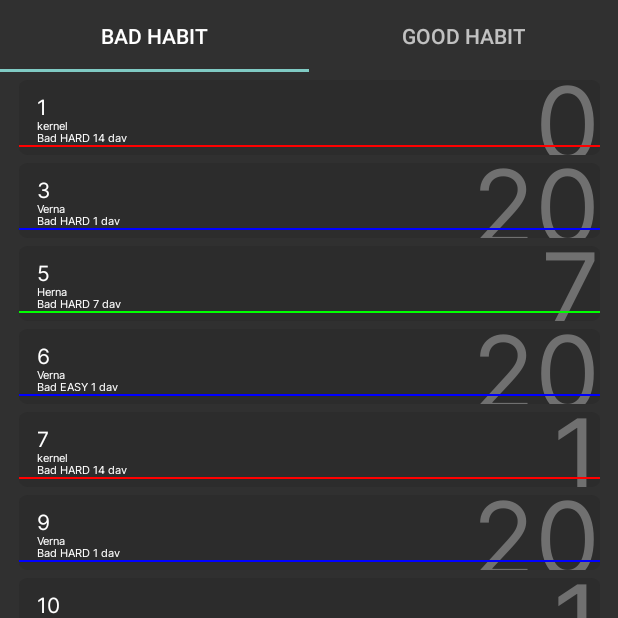
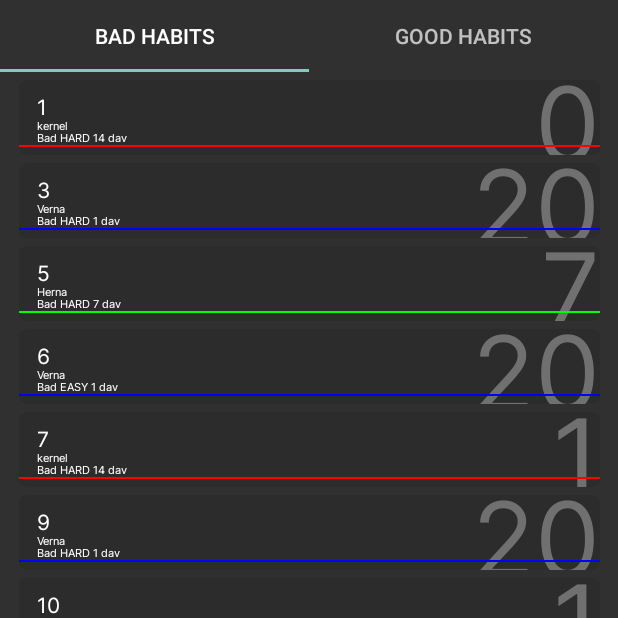
Before and after one commit to DoktorTa/MatMexHomeWork, an Android app: the screen it shows after launch (HabitsListActivity), on a phone screen of 412 x 824 dp, the top half of it. Run offline under Robolectric (Android 15) with nearby library versions, the phone set to English and light mode, and no system bars.

```diff
--- a/002/app/src/main/java/com/example/a002/CreateNewHabitActivity.kt
+++ b/002/app/src/main/java/com/example/a002/CreateNewHabitActivity.kt
@@ -1,16 +1,10 @@
 package com.example.a002
 
-import android.content.Intent
 import android.os.Bundle
-import android.util.Log
-import android.view.View
-import android.widget.*
 import androidx.appcompat.app.AppCompatActivity
 import com.example.a002.databinding.ActivityCreateNewHabitBinding
-import androidx.core.view.get
 
 class CreateNewHabitActivity : AppCompatActivity() {
-    private lateinit var binding: ActivityCreateNewHabitBinding
 
     override fun onCreate(savedInstanceState: Bundle?) {
         super.onCreate(savedInstanceState)
--- a/002/app/src/main/java/com/example/a002/CreateNewHabitFragment.kt
+++ b/002/app/src/main/java/com/example/a002/CreateNewHabitFragment.kt
@@ -9,7 +9,6 @@ import android.view.View
 import android.view.ViewGroup
 import android.widget.*
 import androidx.fragment.app.Fragment
-import androidx.recyclerview.widget.LinearLayoutManager
 import com.example.a002.databinding.FragmentCreateNewHabitBinding
 
 class CreateNewHabitFragment(val intentBundle: Bundle? ): Fragment() {
@@ -49,8 +48,6 @@ class CreateNewHabitFragment(val intentBundle: Bundle? ): Fragment() {
         val buttonCansel: Button = binding.canselHabit
         buttonCansel.setOnClickListener {view -> translationToHabitList(view)}
 
-//        val buttonColorPicker: Button = binding.colorPiker
-//        buttonColorPicker.setOnClickListener {view -> createColorPickerDialog(view)}
     }
 
     private fun getDataHabitEdit(bundle: Bundle){
--- a/002/app/src/main/java/com/example/a002/Habit.kt
+++ b/002/app/src/main/java/com/example/a002/Habit.kt
@@ -1,7 +1,6 @@
 package com.example.a002
 
 import android.os.Parcelable
-import  kotlinx.serialization.Serializable
 import kotlinx.parcelize.Parcelize
 
 
--- a/002/app/src/main/java/com/example/a002/HabitAdapter.kt
+++ b/002/app/src/main/java/com/example/a002/HabitAdapter.kt
@@ -7,7 +7,6 @@ import android.view.View
 import android.view.ViewGroup
 import android.widget.PopupMenu
 import androidx.recyclerview.widget.RecyclerView
-import com.example.a002.databinding.ItemHabitBinding
 import com.example.a002.databinding.NewItemHabitBinding
 
 
@@ -42,9 +41,9 @@ class HabitAdapter(
             this.descriptionHabit.text = habit.description
             this.countRepeat.text = habit.countRepeat.toString()
             this.paramsHabit.text = String.format("" +
-                    "${habit.group.toString()} " +
-                    "${habit.priority.toString()} " +
-                    "${habit.periodRepeat.toString()} day")
+                    "${habit.group} " +
+                    "${habit.priority} " +
+                    "${habit.periodRepeat} day")
 
         }
     }
--- a/002/app/src/main/java/com/example/a002/HabitPagerAdapter.kt
+++ b/002/app/src/main/java/com/example/a002/HabitPagerAdapter.kt
@@ -2,7 +2,6 @@ package com.example.a002
 
 import androidx.fragment.app.Fragment
 import androidx.fragment.app.FragmentActivity
-import androidx.fragment.app.FragmentManager
 import androidx.viewpager2.adapter.FragmentStateAdapter
 
 class HabitPagerAdapter(fragmentActivity: FragmentActivity): FragmentStateAdapter(fragmentActivity) {
--- a/002/app/src/main/java/com/example/a002/HabitService.kt
+++ b/002/app/src/main/java/com/example/a002/HabitService.kt
@@ -1,11 +1,7 @@
 package com.example.a002
-
-import android.util.Log
 
 
 object HabitService {
-    private val habits: MutableList<Habit> = mutableListOf()
-
 
     private val habitsGood: MutableList<Habit> = mutableListOf()
     private val habitsBad: MutableList<Habit> = mutableListOf()
@@ -60,13 +56,6 @@ object HabitService {
             habitsBad.add(Habit(name, description, color, priority, group, periodRepeat, countRepeat))
         }
 
-//        sortHabitsByPriority()
-    }
-
-    private fun sortHabitsByPriority(){
-        habits.sortWith(
-            compareBy{it.group}
-        )
     }
 
     fun getHabit(position: Int, filterByGroup: String): Habit{
--- a/002/app/src/main/java/com/example/a002/HabitsListActivity.kt
+++ b/002/app/src/main/java/com/example/a002/HabitsListActivity.kt
@@ -1,21 +1,16 @@
 package com.example.a002
 
 import android.os.Bundle
-import android.view.View
 import androidx.appcompat.app.AppCompatActivity
-import androidx.navigation.NavHostController
-import androidx.navigation.fragment.NavHostFragment
-import androidx.navigation.ui.setupWithNavController
 import androidx.viewpager2.adapter.FragmentStateAdapter
 import androidx.viewpager2.widget.ViewPager2
-import com.google.android.material.navigation.NavigationView
 import com.google.android.material.tabs.TabLayout
 import com.google.android.material.tabs.TabLayoutMediator
 
 
 class HabitsListActivity : AppCompatActivity() {
 
-    private val namesPage: List<String> = listOf("Bad habit", "Good habit")
+    private val namesPage: List<String> = listOf("Bad habits", "Good habits")
 
     override fun onCreate(savedInstanceState: Bundle?) {
         super.onCreate(savedInstanceState)
@@ -30,23 +25,6 @@ class HabitsListActivity : AppCompatActivity() {
 
                 tab.text = namesPage[position]
             }.attach()
-
-//        val navHost = supportFragmentManager
-//            .findFragmentById(R.id.left_drawer) as NavHostFragment? ?: return
-//        val navController = navHost.navController
-//
-//        val sideBar = findViewById<NavigationView>(R.id.left_drawer)
-//        sideBar?.inflateHeaderView(R.layout.info_header_app)
-//        sideBar?.setupWithNavController(navController)
-
-
-//        if (savedInstanceState == null) {
-//            supportFragmentManager
-//                .beginTransaction()
-//                .add(R.id.fragment_habits_list, HabitsListFragment())
-//                .commit()
-//        }
-
     }
 
 
--- a/002/app/src/main/res/values/strings.xml
+++ b/002/app/src/main/res/values/strings.xml
@@ -3,4 +3,6 @@
     <string name="nameApp">Habon</string>
     <string name="description">Приложение позволяет вам следить за своими привычками\n\n Вы можете задать привычке любой цвет\n Так же вы можете задать тему привычки\n Её переодичность, но только в днях.</string>
     <string name="telegram_creator">Telegram: @SysteamName</string>
+    <string name="bad_habit">Bad habits</string>
+    <string name="good_habit">Good habits</string>
 </resources>
```
Also changed, not shown: 002/app/src/main/java/com/example/a002/ColorPickerDialog.kt (+1 -10 lines).
